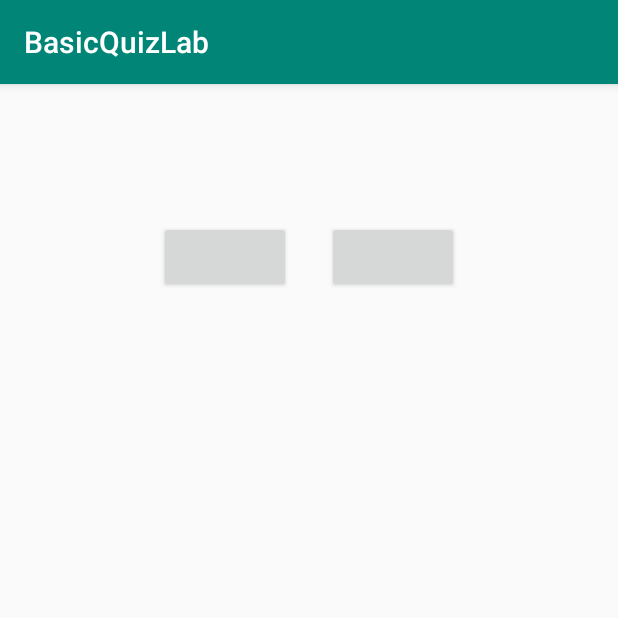
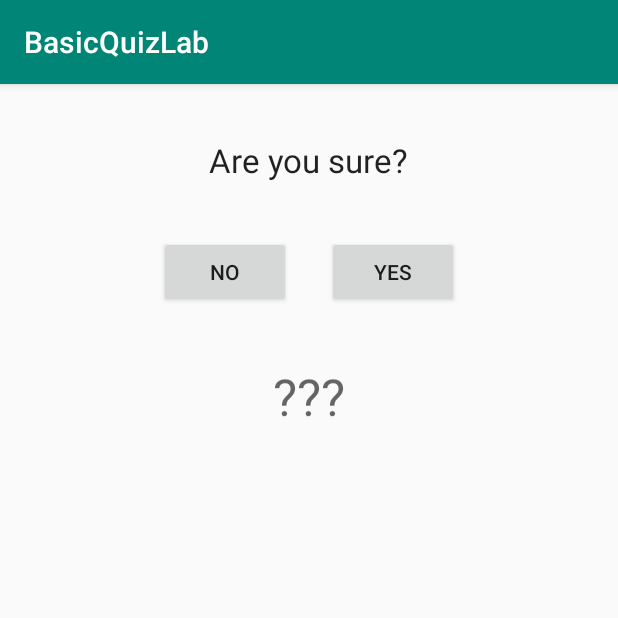
Before and after one commit to Kilian09/BasicQuizLab, an Android app: the screen it shows after launch (CheatActivity), after a tap on "CHEAT", on a phone screen of 412 x 824 dp, the top half of it. Run offline under Robolectric (Android 15) with nearby library versions, the phone set to English and light mode, and no system bars; 1 other tap on this screen came first.

Commit message:
Inicializados los valores del Layout de cheatActivity

```diff
--- a/app/src/main/java/com/example/basicquizlab/CheatActivity.java
+++ b/app/src/main/java/com/example/basicquizlab/CheatActivity.java
@@ -4,12 +4,40 @@ import androidx.appcompat.app.AppCompatActivity;
 
 import android.content.Intent;
 import android.os.Bundle;
+import android.view.View;
+import android.widget.Button;
+import android.widget.TextView;
 
 public class CheatActivity extends AppCompatActivity {
+
+
+    private Button noButton, yesButton;
+    private TextView sureText, cheatReplyText;
 
     @Override
     protected void onCreate(Bundle savedInstanceState) {
         super.onCreate(savedInstanceState);
         setContentView(R.layout.activity_cheat);
+
+        initComponents();
+
+        initLayoutContent();
+    }
+
+    private void initComponents() {
+        noButton = findViewById(R.id.noButton);
+        yesButton = findViewById(R.id.yesButton);
+
+        sureText = findViewById(R.id.sureTextView);
+        cheatReplyText = findViewById(R.id.cheatReplyTextView);
+    }
+
+    private void initLayoutContent() {
+
+        noButton.setText(R.string.no_button_text);
+        yesButton.setText(R.string.yes_button_text);
+
+        sureText.setText(R.string.sure_text);
+        cheatReplyText.setText(R.string.empty_text);
     }
 }
--- a/app/src/main/res/layout/activity_cheat.xml
+++ b/app/src/main/res/layout/activity_cheat.xml
@@ -11,10 +11,11 @@
         android:layout_width="wrap_content"
         android:layout_height="wrap_content"
         android:layout_marginTop="36dp"
+        android:textAppearance="@style/TextAppearance.AppCompat.Large"
         app:layout_constraintEnd_toEndOf="parent"
         app:layout_constraintStart_toStartOf="parent"
         app:layout_constraintTop_toTopOf="parent"
-        tools:text="are you sure?" />
+        tools:text="Are you sure?" />
 
     <LinearLayout
         android:id="@+id/linearLayout"
@@ -49,8 +50,10 @@
         android:layout_width="wrap_content"
         android:layout_height="wrap_content"
         android:layout_marginTop="36dp"
+        android:textAppearance="@style/TextAppearance.AppCompat.Display1"
         app:layout_constraintEnd_toEndOf="parent"
         app:layout_constraintStart_toStartOf="parent"
-        app:layout_constraintTop_toBottomOf="@+id/linearLayout" />
+        app:layout_constraintTop_toBottomOf="@+id/linearLayout"
+        tools:text="\???" />
 
 </androidx.constraintlayout.widget.ConstraintLayout>
--- a/app/src/main/res/values/strings.xml
+++ b/app/src/main/res/values/strings.xml
@@ -1,13 +1,16 @@
 <resources>
     <string name="app_name">BasicQuizLab</string>
 
-    <string name="true_button_text">TRUE</string>
+    <string name="true_button_text">true</string>
     <string name="false_button_text">False</string>
-    <string name="cheat_button_text">CHEAT</string>
-    <string name="next_button_text">NEXT</string>
-    <string name="correct_text">CORRECT!</string>
-    <string name="incorrect_text">INCORRECT</string>
+    <string name="cheat_button_text">cheat</string>
+    <string name="next_button_text">next</string>
+    <string name="no_button_text">no</string>
+    <string name="yes_button_text">yes</string>
+    <string name="correct_text">correct!</string>
+    <string name="incorrect_text">incorrect</string>
     <string name="empty_text">\???</string>
+    <string name="sure_text">Are you sure?</string>
 
     <array name="question_array">
         <item>Question #1. True</item>
```
